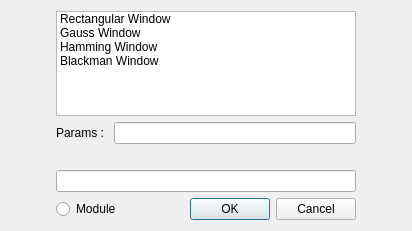
Before: the Qt Designer form filterdialog.ui in Corel-Cormen/MeansView, drawn with Qt 5.
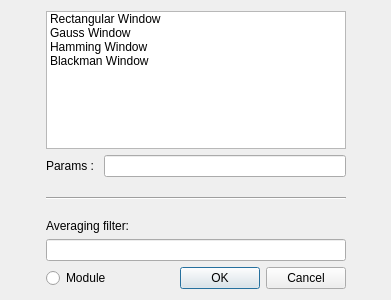
After: the same form once the commit is applied.

Patch:
```diff
--- a/filterdialog.ui
+++ b/filterdialog.ui
@@ -6,8 +6,8 @@
    <rect>
     <x>0</x>
     <y>0</y>
-    <width>412</width>
-    <height>231</height>
+    <width>391</width>
+    <height>300</height>
    </rect>
   </property>
   <property name="windowTitle">
@@ -28,7 +28,7 @@
     </spacer>
    </item>
    <item>
-    <layout class="QVBoxLayout" name="verticalLayout_2" stretch="0,0,0,0,0,0">
+    <layout class="QVBoxLayout" name="verticalLayout_2" stretch="0,0,0,0,0,0,0,0">
      <property name="leftMargin">
       <number>0</number>
      </property>
@@ -75,7 +75,7 @@
      <item>
       <layout class="QHBoxLayout" name="horizontalLayout_3">
        <property name="bottomMargin">
-        <number>20</number>
+        <number>0</number>
        </property>
        <item>
         <widget class="QLabel" name="label">
@@ -89,6 +89,26 @@
        </item>
       </layout>
      </item>
+     <item>
+      <widget class="Line" name="line">
+       <property name="minimumSize">
+        <size>
+         <width>0</width>
+         <height>30</height>
+        </size>
+       </property>
+       <property name="orientation">
+        <enum>Qt::Horizontal</enum>
+       </property>
+      </widget>
+     </item>
+     <item>
+      <widget class="QLabel" name="label_2">
+       <property name="text">
+        <string>Averaging filter:</string>
+       </property>
+      </widget>
+     </item>
      <item>
       <widget class="QLineEdit" name="inputData">
        <property name="minimumSize">
```
